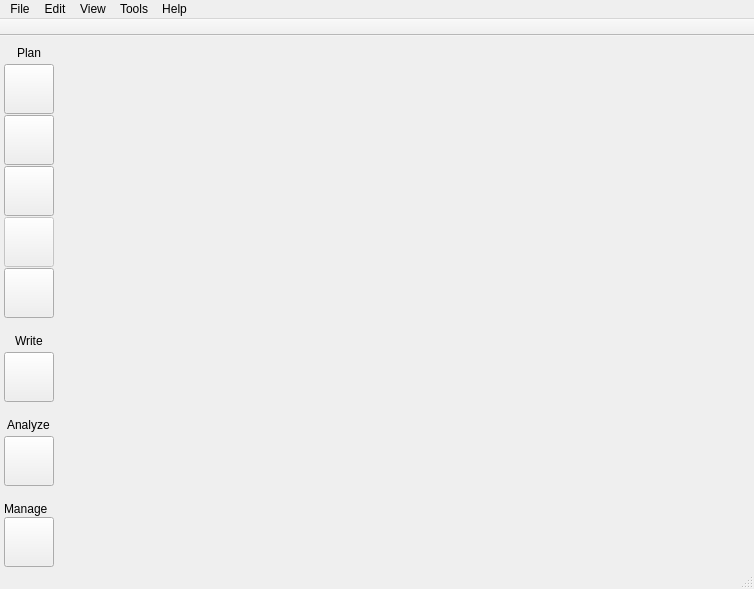
First picture: the form in ui/main_window.ui, repository zkovari/plotlyst, before the edit.
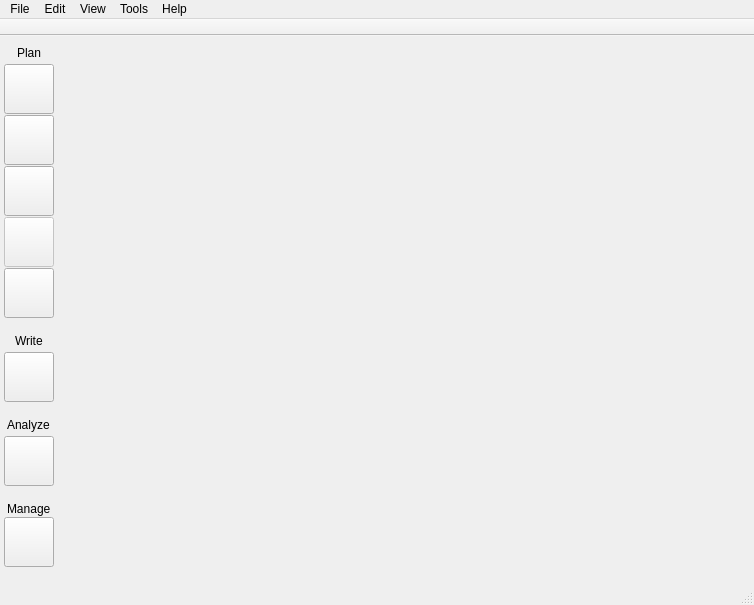
Second picture: the form after the edit.

Commit message: Align manage lbl to the center in main window

```diff
--- a/ui/main_window.ui
+++ b/ui/main_window.ui
@@ -7,7 +7,7 @@
     <x>0</x>
     <y>0</y>
     <width>754</width>
-    <height>577</height>
+    <height>605</height>
    </rect>
   </property>
   <property name="mouseTracking">
@@ -501,7 +501,7 @@
              </property>
             </spacer>
            </item>
-           <item>
+           <item alignment="Qt::AlignHCenter">
             <widget class="QLabel" name="lblManage">
              <property name="text">
               <string>Manage</string>
```
Left out of the diff: 2 changed lines with no effect on the pictures.
